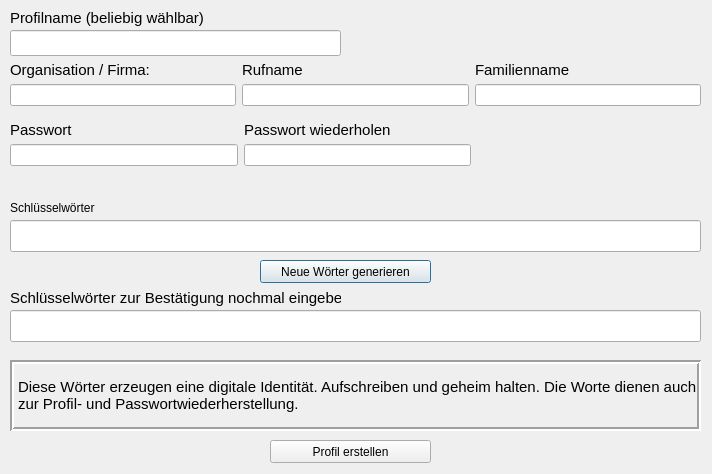
Above: src/gui/qt/ui_components/dialog_generate_profile.ui from minutogit/eMinuto-Desktop-Prototype before the change. Below: the same form after it.
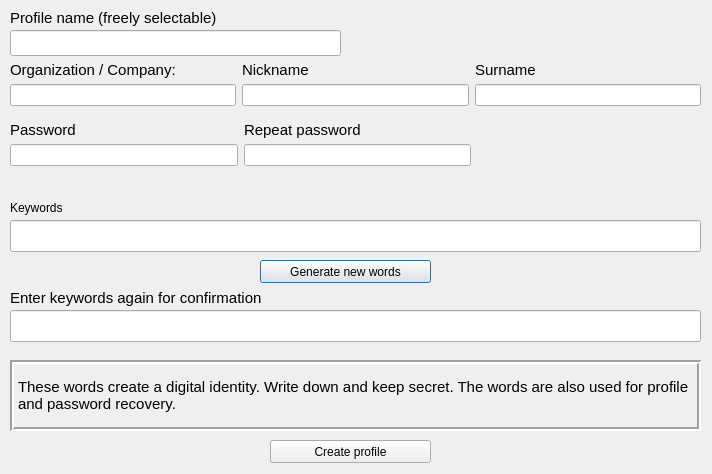
That is the form after the change.

Patch:
```diff
--- a/src/gui/qt/ui_components/dialog_generate_profile.ui
+++ b/src/gui/qt/ui_components/dialog_generate_profile.ui
@@ -23,7 +23,7 @@
     </rect>
    </property>
    <property name="text">
-    <string>Neue Wörter generieren</string>
+    <string>Generate new words</string>
    </property>
   </widget>
   <widget class="QLabel" name="label">
@@ -36,7 +36,7 @@
     </rect>
    </property>
    <property name="text">
-    <string>Schlüsselwörter</string>
+    <string>Keywords</string>
    </property>
   </widget>
   <widget class="QLabel" name="label_2">
@@ -54,7 +54,7 @@
     </font>
    </property>
    <property name="text">
-    <string>Schlüsselwörter zur Bestätigung nochmal eingeben</string>
+    <string>Enter keywords again for confirmation</string>
    </property>
   </widget>
   <widget class="QPushButton" name="btn_create_profile">
@@ -67,7 +67,7 @@
     </rect>
    </property>
    <property name="text">
-    <string>Profil erstellen</string>
+    <string>Create profile</string>
    </property>
   </widget>
   <widget class="QLineEdit" name="lineEdit_profile_name">
@@ -95,7 +95,7 @@
     </font>
    </property>
    <property name="text">
-    <string>Profilname (beliebig wählbar)</string>
+    <string>Profile name (freely selectable)</string>
    </property>
   </widget>
   <widget class="QLabel" name="label_info">
@@ -125,7 +125,7 @@
     <number>2</number>
    </property>
    <property name="text">
-    <string>Diese Wörter erzeugen eine digitale Identität. Aufschreiben und geheim halten. Die Worte dienen auch zur Profil- und Passwortwiederherstellung.</string>
+    <string>These words create a digital identity. Write down and keep secret. The words are also used for profile and password recovery.</string>
    </property>
    <property name="wordWrap">
     <bool>true</bool>
@@ -174,7 +174,7 @@
        </font>
       </property>
       <property name="text">
-       <string>Organisation / Firma:</string>
+       <string>Organization / Company:</string>
       </property>
      </widget>
     </item>
@@ -186,7 +186,7 @@
        </font>
       </property>
       <property name="text">
-       <string>Rufname</string>
+       <string>Nickname</string>
       </property>
      </widget>
     </item>
@@ -198,7 +198,7 @@
        </font>
       </property>
       <property name="text">
-       <string>Familienname</string>
+       <string>Surname</string>
       </property>
      </widget>
     </item>
@@ -260,7 +260,7 @@
        </font>
       </property>
       <property name="text">
-       <string>Passwort</string>
+       <string>Password</string>
       </property>
      </widget>
     </item>
@@ -272,7 +272,7 @@
        </font>
       </property>
       <property name="text">
-       <string>Passwort wiederholen</string>
+       <string>Repeat password</string>
       </property>
      </widget>
     </item>
```
Left out of the diff: 2 changed lines with no effect on the pictures.
